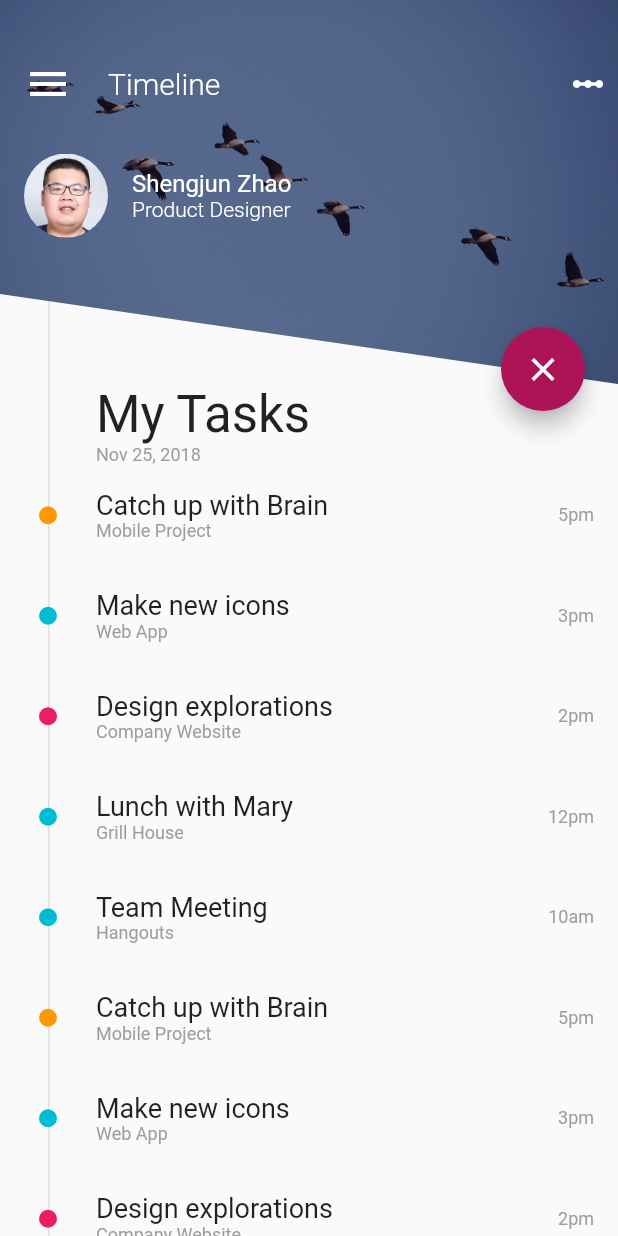
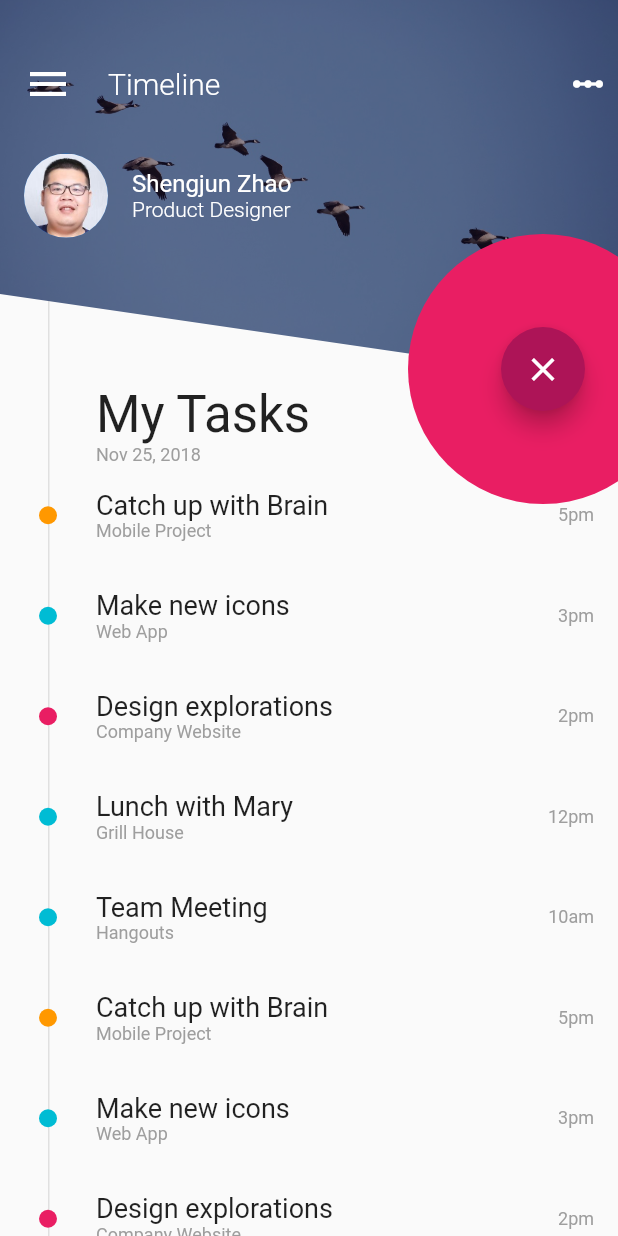
Before and after one commit to zhaoshengjun/flutter_list_ui, a Flutter app: the screen it shows after launch, after a tap on the "filter list" icon, on a phone screen of 412 x 824 dp. Run offline on Flutter 3.47's test engine with Material 2 defaults, Android fonts, the phone set to English and light mode, and no system bars.

```diff
--- a/lib/animated_fab.dart
+++ b/lib/animated_fab.dart
@@ -13,6 +13,7 @@ class _AnimatedFabState extends State<AnimatedFab>
   AnimationController _animationController;
   Animation<Color> _colorAnimation;
   final double expandedSize = 180.0;
+  final double hiddenSize = 20.0;
 
   @override
   void initState() {
@@ -39,7 +40,7 @@ class _AnimatedFabState extends State<AnimatedFab>
         builder: (BuildContext context, Widget child) {
           return new Stack(
             alignment: Alignment.center,
-            children: <Widget>[_buildFabCore()],
+            children: <Widget>[_buildExpandedBackground(), _buildFabCore()],
           );
         },
       ),
@@ -83,4 +84,14 @@ class _AnimatedFabState extends State<AnimatedFab>
       _animationController.reverse();
     }
   }
+
+  Widget _buildExpandedBackground() {
+    double size =
+        hiddenSize + (expandedSize - hiddenSize) * _animationController.value;
+    return new Container(
+      height: size,
+      width: size,
+      decoration: new BoxDecoration(shape: BoxShape.circle, color: Colors.pink),
+    );
+  }
 }
```
